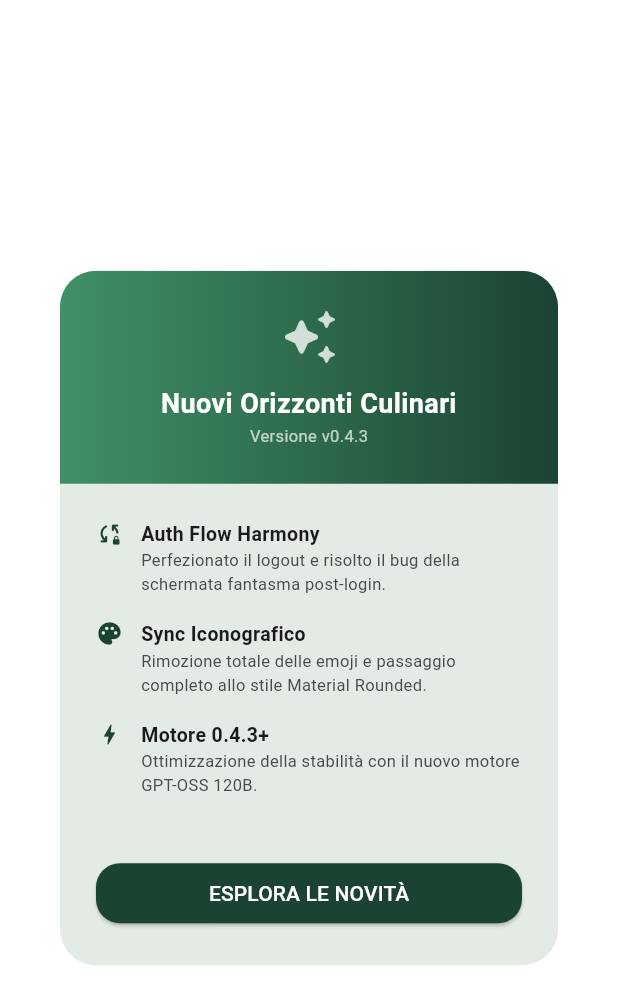
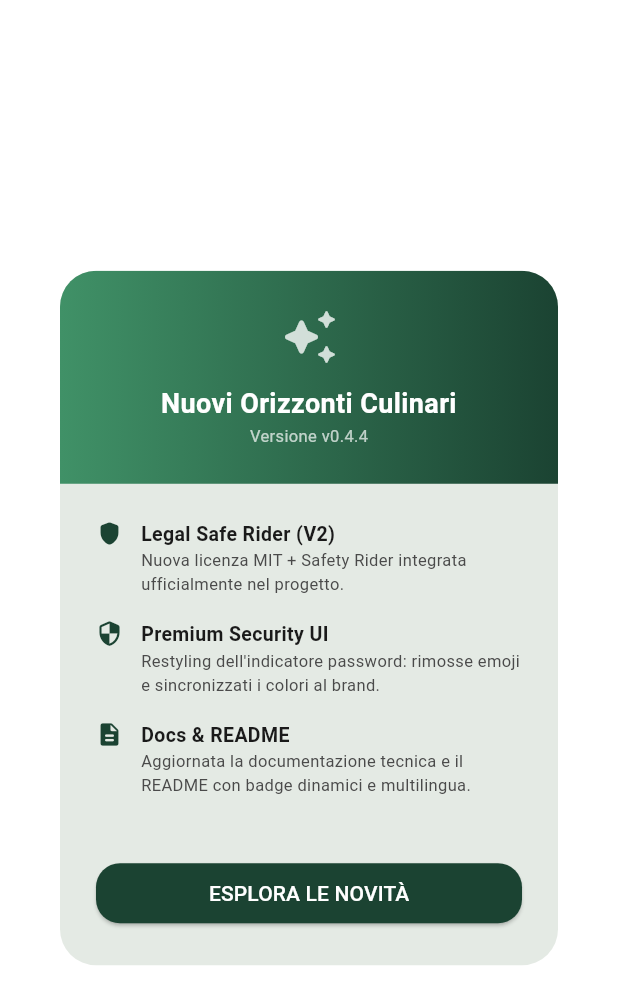
Before and after one commit to LonDave/biochef_app, a Flutter app: the VersionsLog screen opened directly, on a phone screen of 412 x 824 dp. Shown: the top 1004 px of the screen. Run offline on Flutter 3.47's test engine with Material 3 defaults, Android fonts, the light colour scheme and no system bars; our stand-ins replace file_picker, hive, hive_flutter, package_info_plus, permission_handler, share_plus; missing offline and left inert: ota_update; accounts and stored records are empty.

Commit message:
chore: bump version to 0.4.4 and update changelog

```diff
--- a/lib/versions.dart
+++ b/lib/versions.dart
@@ -42,6 +42,26 @@ class VersionsLog extends StatelessWidget {
           _buildHero(),
           const SizedBox(height: 24),
           _buildEraGroup(context, 'Harmony & Stability Series (v0.4.x)', 'Integrazione Minimalista', true, [
+            _buildVersionCard(context, '0.4.4', "Premium Shield & Docs", [
+              _item(
+                context,
+                Icons.shield_rounded,
+                'Legal Safe Rider (V2)',
+                'Integrazione della nuova licenza MIT con BioChef Safe Rider per una conformità legale superiore.',
+              ),
+              _item(
+                context,
+                Icons.security_rounded,
+                'Premium Password UI',
+                'Refactoring estetico dell\'indicatore di robustezza password con colori sincronizzati al design system.',
+              ),
+              _item(
+                context,
+                Icons.description_rounded,
+                'Docs Overhaul',
+                'Nuovo README.md professionale con badge dinamici e documentazione bilingue integrata.',
+              ),
+            ], true),
             _buildVersionCard(context, '0.4.3', "UI Sync & Flow Harmony", [
               _item(
                 context,
@@ -67,7 +87,7 @@ class VersionsLog extends StatelessWidget {
                 'Syntax Hardening',
                 'Risolti glitch sintattici nei widget tree delle versioni precedenti.',
               ),
-            ], true),
+            ], false),
             _buildVersionCard(context, '0.4.2', "The GPT Upgrade", [
               _item(
                 context,
@@ -626,21 +646,21 @@ class VersionsLog extends StatelessWidget {
                   children: [
                     _buildNewsItem(
                       context,
-                      Icons.sync_lock_rounded,
-                      'Auth Flow Harmony',
-                      'Perfezionato il logout e risolto il bug della schermata fantasma post-login.',
+                      Icons.shield_rounded,
+                      'Legal Safe Rider (V2)',
+                      'Nuova licenza MIT + Safety Rider integrata ufficialmente nel progetto.',
                     ),
                     _buildNewsItem(
                       context,
-                      Icons.palette_rounded,
-                      'Sync Iconografico',
-                      'Rimozione totale delle emoji e passaggio completo allo stile Material Rounded.',
+                      Icons.security_rounded,
+                      'Premium Security UI',
+                      'Restyling dell\'indicatore password: rimosse emoji e sincronizzati i colori al brand.',
                     ),
                     _buildNewsItem(
                       context,
-                      Icons.bolt_rounded,
-                      'Motore 0.4.3+',
-                      'Ottimizzazione della stabilità con il nuovo motore GPT-OSS 120B.',
+                      Icons.description_rounded,
+                      'Docs & README',
+                      'Aggiornata la documentazione tecnica e il README con badge dinamici e multilingua.',
                     ),
                   ],
                 ),
--- a/pubspec.yaml
+++ b/pubspec.yaml
@@ -3,7 +3,7 @@ description: "BioChef AI - Il tuo chef intelligente di famiglia."
 publish_to: 'none'
 
 
-version: 0.4.3+13
+version: 0.4.4+14
 
 environment:
   sdk: ^3.11.4
```
Also changed, not shown: lib/admin.dart (+27 -16 lines).
